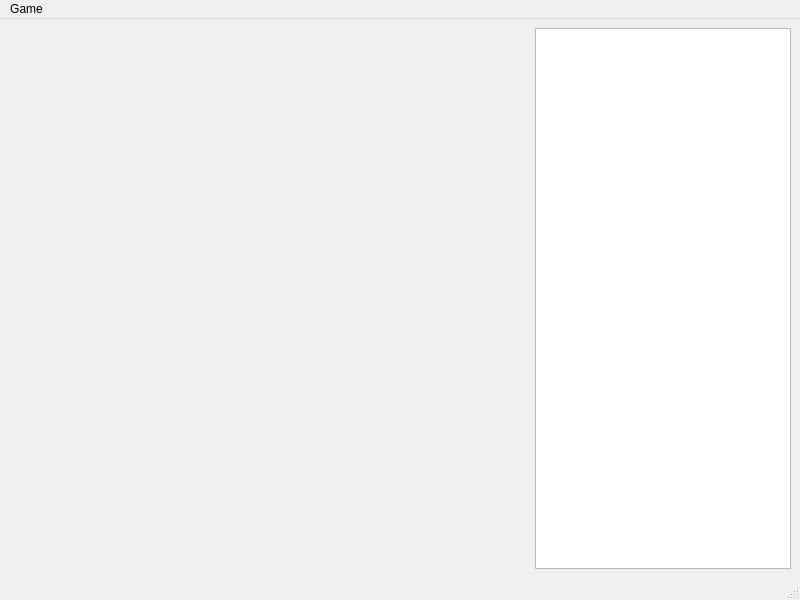
Old version of the form chessgui.ui in the repository xnscdev/chessgui.
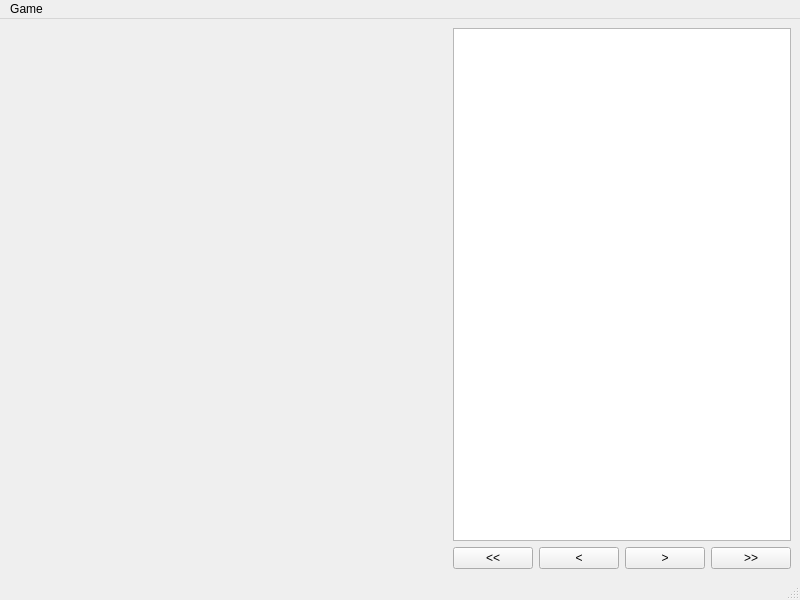
New version of the form. Custom widgets are drawn as their Qt base class.

Commit message: Added support for displaying previous positions

Diff of the .ui file:
```diff
--- a/chessgui.ui
+++ b/chessgui.ui
@@ -25,7 +25,43 @@
      <widget class="BoardWidget" name="boardWidget" native="true"/>
     </item>
     <item>
-     <widget class="MovesListWidget" name="movesList"/>
+     <layout class="QVBoxLayout" name="rightPanel">
+      <item>
+       <widget class="MovesListWidget" name="movesList"/>
+      </item>
+      <item>
+       <layout class="QHBoxLayout" name="moveControlPanel">
+        <item>
+         <widget class="QPushButton" name="firstMoveButton">
+          <property name="text">
+           <string>&lt;&lt;</string>
+          </property>
+         </widget>
+        </item>
+        <item>
+         <widget class="QPushButton" name="prevMoveButton">
+          <property name="text">
+           <string>&lt;</string>
+          </property>
+         </widget>
+        </item>
+        <item>
+         <widget class="QPushButton" name="nextMoveButton">
+          <property name="text">
+           <string>&gt;</string>
+          </property>
+         </widget>
+        </item>
+        <item>
+         <widget class="QPushButton" name="lastMoveButton">
+          <property name="text">
+           <string>&gt;&gt;</string>
+          </property>
+         </widget>
+        </item>
+       </layout>
+      </item>
+     </layout>
     </item>
    </layout>
   </widget>
```
The commit also changes 2 other files.
